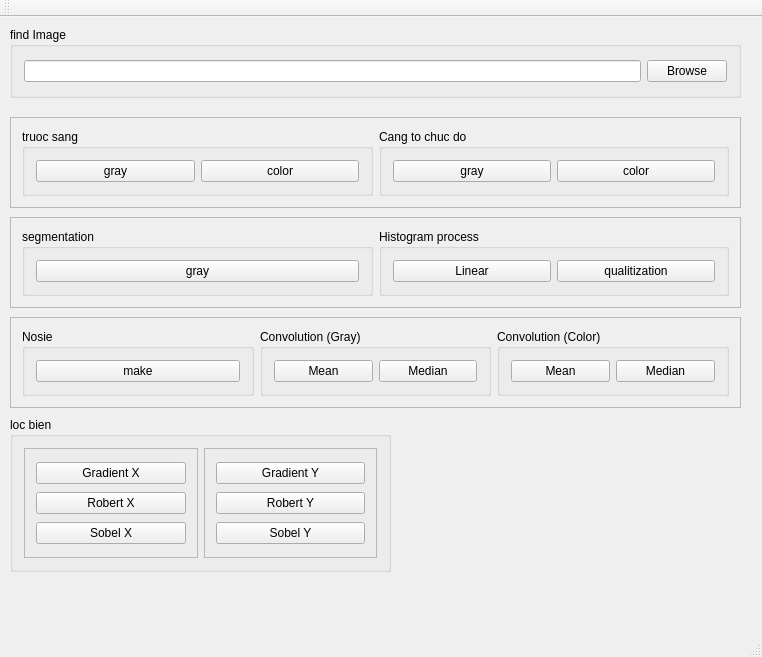
This is mainwindow.ui in trungbanh/FullCouseImageProcessing as Qt 5 draws it before an edit. The edited form follows.
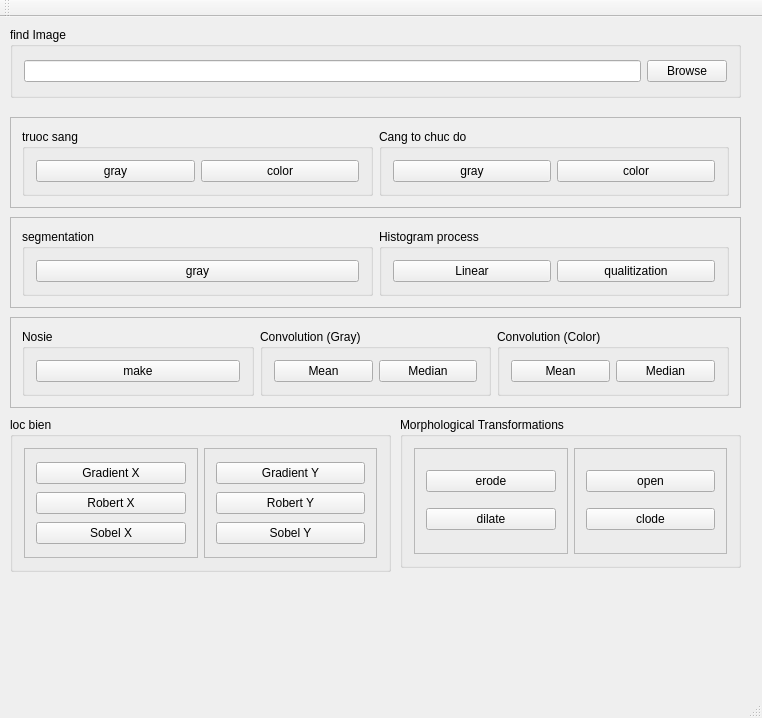
This is the edited form.

Diff of the .ui file:
```diff
--- a/mainwindow.ui
+++ b/mainwindow.ui
@@ -7,7 +7,7 @@
     <x>0</x>
     <y>0</y>
     <width>762</width>
-    <height>657</height>
+    <height>718</height>
    </rect>
   </property>
   <property name="windowTitle">
@@ -321,6 +321,73 @@
      </item>
     </layout>
    </widget>
+   <widget class="QGroupBox" name="groupBox_10">
+    <property name="geometry">
+     <rect>
+      <x>400</x>
+      <y>400</y>
+      <width>341</width>
+      <height>151</height>
+     </rect>
+    </property>
+    <property name="title">
+     <string>Morphological Transformations</string>
+    </property>
+    <layout class="QHBoxLayout" name="horizontalLayout_12">
+     <item>
+      <widget class="QFrame" name="frame_6">
+       <property name="frameShape">
+        <enum>QFrame::StyledPanel</enum>
+       </property>
+       <property name="frameShadow">
+        <enum>QFrame::Raised</enum>
+       </property>
+       <layout class="QVBoxLayout" name="verticalLayout_4">
+        <item>
+         <widget class="QPushButton" name="btn_erode">
+          <property name="text">
+           <string>erode</string>
+          </property>
+         </widget>
+        </item>
+        <item>
+         <widget class="QPushButton" name="btn_dilate">
+          <property name="text">
+           <string>dilate</string>
+          </property>
+         </widget>
+        </item>
+       </layout>
+      </widget>
+     </item>
+     <item>
+      <widget class="QFrame" name="frame_7">
+       <property name="frameShape">
+        <enum>QFrame::StyledPanel</enum>
+       </property>
+       <property name="frameShadow">
+        <enum>QFrame::Raised</enum>
+       </property>
+       <layout class="QVBoxLayout" name="verticalLayout_5">
+        <item>
+         <widget class="QPushButton" name="btn_open">
+          <property name="text">
+           <string>open</string>
+          </property>
+         </widget>
+        </item>
+        <item>
+         <widget class="QPushButton" name="bnt_close">
+          <property name="text">
+           <string>clode</string>
+          </property>
+         </widget>
+        </item>
+       </layout>
+      </widget>
+     </item>
+    </layout>
+   </widget>
   </widget>
   <widget class="QMenuBar" name="menuBar">
    <property name="geometry">
```
